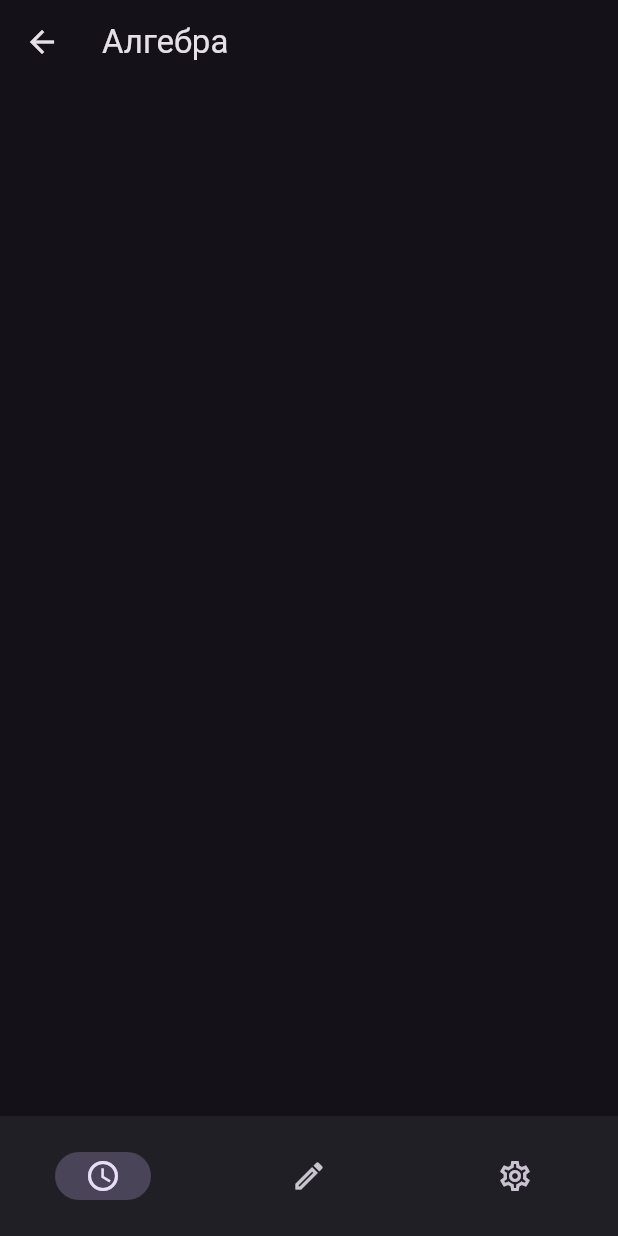
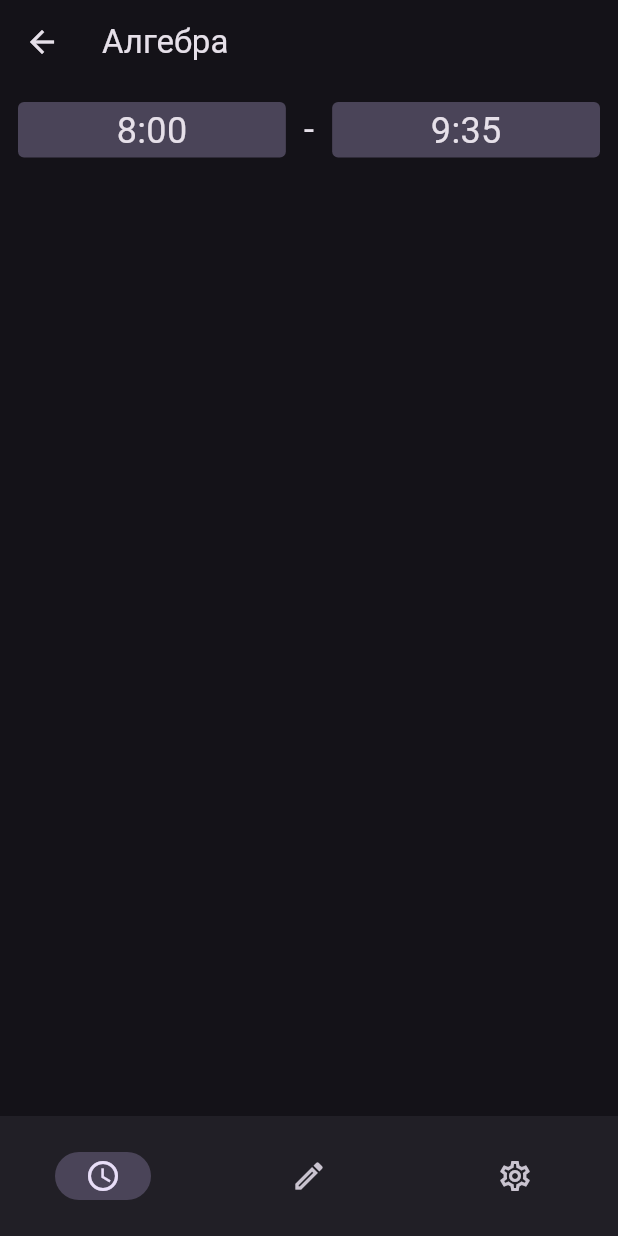
Before and after one commit to eimarinin/balder_schedule, a Flutter app: the screen it shows after launch, after a tap on the "arrow back" icon, after a tap on the "arrow forward" icon, after a tap on "8:00", on a phone screen of 412 x 824 dp. Run offline on Flutter 3.47's test engine with Material 3 defaults, Android fonts, the phone set to English and light mode, and no system bars; our stand-ins replace gap.

Commit message:
lesson_time

```diff
--- a/balder_schedule_app/lib/screens/schedule/lesson_screen.dart
+++ b/balder_schedule_app/lib/screens/schedule/lesson_screen.dart
@@ -1,6 +1,8 @@
 import 'package:balder_schedule_app/utils/padded_screen.dart';
 import 'package:balder_schedule_app/widgets/page_header_child.dart';
+import 'package:balder_schedule_app/widgets/schedule/lesson/lesson_time.dart';
 import 'package:flutter/material.dart';
+import 'package:gap/gap.dart';
 
 class LessonScreen extends StatelessWidget {
   const LessonScreen({super.key});
@@ -19,6 +21,21 @@ class LessonContent extends StatelessWidget {
 
   @override
   Widget build(BuildContext context) {
-    return SingleChildScrollView();
+    return SingleChildScrollView(
+      child: Column(
+        children: [
+          Gap(12),
+          Row(
+            children: [
+              LessonTime(text: '8:00'),
+              Gap(12),
+              Text('-', style: TextStyle(fontSize: 24)),
+              Gap(12),
+              LessonTime(text: '9:35'),
+            ],
+          )
+        ],
+      ),
+    );
   }
 }
--- a/balder_schedule_app/lib/screens/schedule/schedule_screen.dart
+++ b/balder_schedule_app/lib/screens/schedule/schedule_screen.dart
@@ -6,9 +6,9 @@ import '../../state/schedule_state.dart';
 import '../../utils/padded_screen.dart';
 import '../../generated/l10n.dart';
 import '../../widgets/page_header.dart';
-import '../../widgets/schedule/calendar.dart';
-import '../../widgets/schedule/day_schedule.dart';
-import '../../widgets/schedule/lesson_item.dart';
+import '../../widgets/schedule/schedule_calendar.dart';
+import '../../widgets/schedule/schedule_day.dart';
+import '../../widgets/schedule/schedule_item.dart';
 
 class ScheduleScreen extends StatelessWidget {
   const ScheduleScreen({super.key});
@@ -35,12 +35,12 @@ class ScheduleContent extends StatelessWidget {
       child: Column(
         children: [
           Gap(12),
-          Calendar(scheduleState: scheduleState),
+          ScheduleCalendar(scheduleState: scheduleState),
           Gap(12),
-          DaySchedule(
+          ScheduleDay(
             date: "Понедельник - 28.10",
             lessons: [
-              LessonItem(
+              ScheduleItem(
                 startTime: '8:00',
                 endTime: '9:35',
                 subject: 'Алгебра',
@@ -48,7 +48,7 @@ class ScheduleContent extends StatelessWidget {
                 room: '6512',
                 teacher: 'Багаев Андрей Владимирович',
               ),
-              LessonItem(
+              ScheduleItem(
                 startTime: '9:45',
                 endTime: '11:20',
                 subject: 'Ведение проектов',
@@ -59,10 +59,10 @@ class ScheduleContent extends StatelessWidget {
             ],
           ),
           Gap(12),
-          DaySchedule(
+          ScheduleDay(
             date: "Вторник - 29.10",
             lessons: [
-              LessonItem(
+              ScheduleItem(
                 startTime: '11:35',
                 endTime: '13:10',
                 subject: 'Базы данных',
@@ -70,7 +70,7 @@ class ScheduleContent extends StatelessWidget {
                 room: '1221',
                 teacher: 'Моисеев',
               ),
-              LessonItem(
+              ScheduleItem(
                 startTime: '13:40',
                 endTime: '15:15',
                 subject: 'Распределенные системы',
@@ -81,10 +81,10 @@ class ScheduleContent extends StatelessWidget {
             ],
           ),
           Gap(12),
-          DaySchedule(
+          ScheduleDay(
             date: "Среда - 30.10",
             lessons: [
-              LessonItem(
+              ScheduleItem(
                 startTime: '11:35',
                 endTime: '13:10',
                 subject: 'Базы данных',
@@ -92,7 +92,7 @@ class ScheduleContent extends StatelessWidget {
                 room: '1221',
                 teacher: 'Моисеев',
               ),
-              LessonItem(
+              ScheduleItem(
                 startTime: '13:40',
                 endTime: '15:15',
                 subject: 'Распределенные системы',
--- /dev/null
+++ b/balder_schedule_app/lib/widgets/schedule/lesson/lesson_time.dart
@@ -0,0 +1,40 @@
+import 'package:flutter/material.dart';
+
+class LessonTime extends StatelessWidget {
+  final String text;
+  final double fontSize;
+  final double horizontalPadding;
+  final double verticalPadding;
+
+  const LessonTime({
+    super.key,
+    required this.text,
+    this.fontSize = 24,
+    this.horizontalPadding = 12.0,
+    this.verticalPadding = 4.0,
+  });
+
+  @override
+  Widget build(BuildContext context) {
+    return Expanded(
+      child: Container(
+        alignment: Alignment.center,
+        padding: EdgeInsets.symmetric(
+          horizontal: horizontalPadding,
+          vertical: verticalPadding,
+        ),
+        decoration: BoxDecoration(
+          borderRadius: BorderRadius.circular(4.0),
+          color: Theme.of(context).colorScheme.secondaryContainer,
+        ),
+        child: Text(
+          text,
+          style: TextStyle(
+            fontSize: fontSize,
+            height: 1.2,
+          ),
+        ),
+      ),
+    );
+  }
+}
--- a/balder_schedule_app/lib/widgets/schedule/calendar.dart
+++ b/balder_schedule_app/lib/widgets/schedule/schedule_calendar.dart
@@ -2,10 +2,10 @@ import 'package:flutter/material.dart';
 
 import '../../state/schedule_state.dart';
 
-class Calendar extends StatelessWidget {
+class ScheduleCalendar extends StatelessWidget {
   final ScheduleState scheduleState;
 
-  const Calendar({
+  const ScheduleCalendar({
     super.key,
     required this.scheduleState,
   });
--- a/balder_schedule_app/lib/widgets/schedule/day_schedule.dart
+++ b/balder_schedule_app/lib/widgets/schedule/schedule_day.dart
@@ -1,13 +1,13 @@
 import 'package:flutter/material.dart';
 import 'package:gap/gap.dart';
 
-import 'lesson_item.dart';
+import 'schedule_item.dart';
 
-class DaySchedule extends StatelessWidget {
+class ScheduleDay extends StatelessWidget {
   final String date;
-  final List<LessonItem> lessons;
+  final List<ScheduleItem> lessons;
 
-  const DaySchedule({
+  const ScheduleDay({
     super.key,
     required this.date,
     required this.lessons,
--- a/balder_schedule_app/lib/widgets/schedule/lesson_item.dart
+++ b/balder_schedule_app/lib/widgets/schedule/schedule_item.dart
@@ -1,10 +1,10 @@
 import 'package:flutter/material.dart';
 import 'package:gap/gap.dart';
 
-import 'lesson_tag.dart';
-import 'lesson_time.dart';
+import 'schedule_tag.dart';
+import 'schedule_time.dart';
 
-class LessonItem extends StatelessWidget {
+class ScheduleItem extends StatelessWidget {
   final String startTime;
   final String endTime;
   final String subject;
@@ -12,7 +12,7 @@ class LessonItem extends StatelessWidget {
   final String room;
   final String teacher;
 
-  const LessonItem({
+  const ScheduleItem({
     super.key,
     required this.startTime,
     required this.endTime,
@@ -39,7 +39,7 @@ class LessonItem extends StatelessWidget {
                 color: Theme.of(context).colorScheme.secondaryContainer,
                 borderRadius: BorderRadius.circular(6),
               ),
-              child: TimeRange(startTime: startTime, endTime: endTime),
+              child: ScheduleTime(startTime: startTime, endTime: endTime),
             ),
             const Gap(12),
             Column(
@@ -55,13 +55,13 @@ class LessonItem extends StatelessWidget {
                   children: [
                     Row(
                       children: [
-                        LessonTag(text: lectureType),
+                        ScheduleTag(text: lectureType),
                         const Gap(2),
-                        LessonTag(text: room),
+                        ScheduleTag(text: room),
                       ],
                     ),
                     const Gap(2),
-                    LessonTag(text: teacher),
+                    ScheduleTag(text: teacher),
                   ],
                 ),
               ],
--- a/balder_schedule_app/lib/widgets/schedule/lesson_tag.dart
+++ b/balder_schedule_app/lib/widgets/schedule/schedule_tag.dart
@@ -1,9 +1,9 @@
 import 'package:flutter/material.dart';
 
-class LessonTag extends StatelessWidget {
+class ScheduleTag extends StatelessWidget {
   final String text;
 
-  const LessonTag({super.key, required this.text});
+  const ScheduleTag({super.key, required this.text});
 
   @override
   Widget build(BuildContext context) {
--- a/balder_schedule_app/lib/widgets/schedule/lesson_time.dart
+++ b/balder_schedule_app/lib/widgets/schedule/schedule_time.dart
@@ -1,10 +1,10 @@
 import 'package:flutter/material.dart';
 
-class TimeRange extends StatelessWidget {
+class ScheduleTime extends StatelessWidget {
   final String startTime;
   final String endTime;
 
-  const TimeRange({
+  const ScheduleTime({
     super.key,
     required this.startTime,
     required this.endTime,
```
